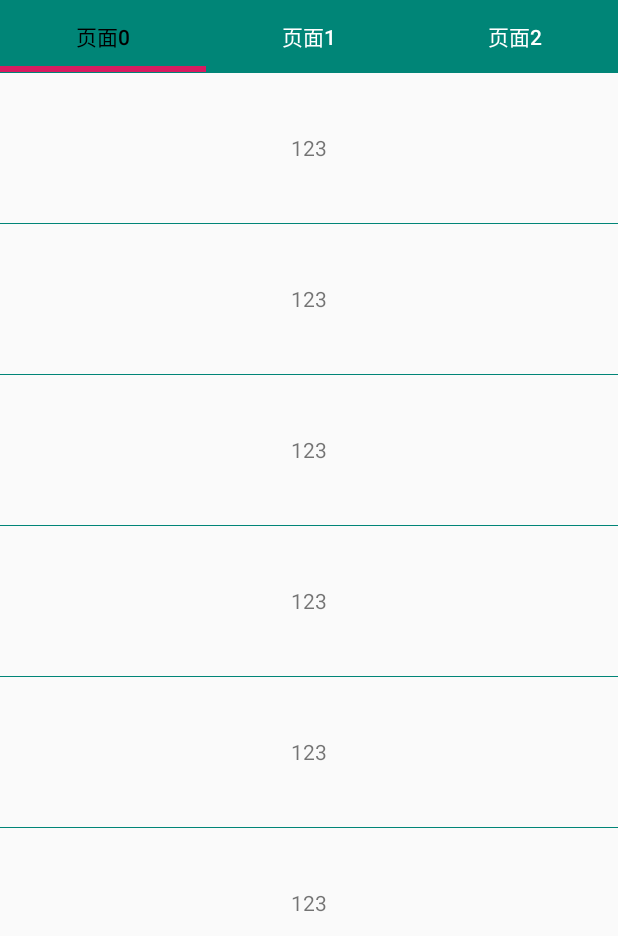
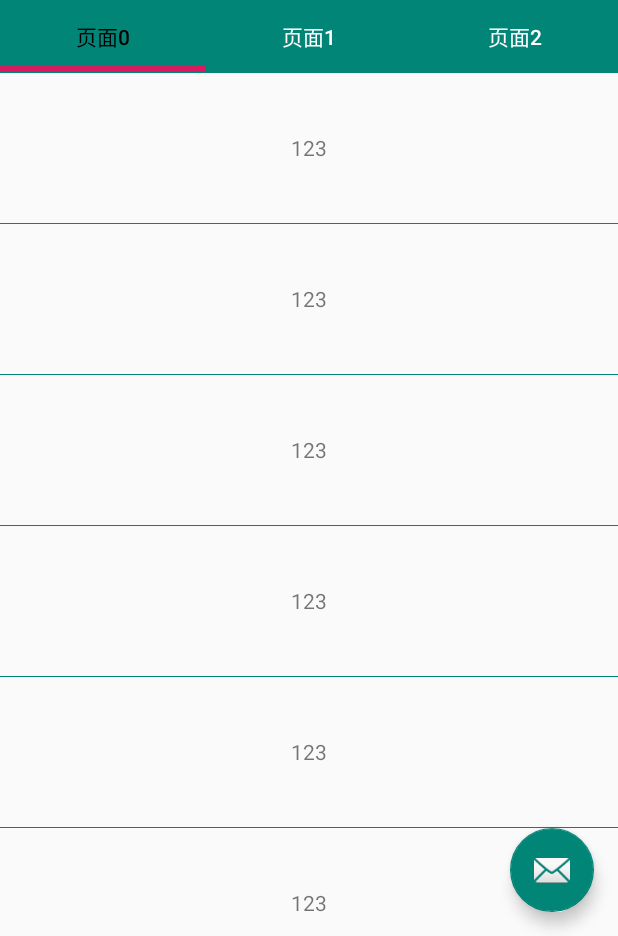
Before and after one commit to Xugter/CooridnatorLayoutStudy, an Android app: the BaseActivity2 screen opened directly, with no data from a screen before it, on a phone screen of 412 x 824 dp, the part 300-1236 px from its top. Run offline under Robolectric (Android 15) with nearby library versions, the phone set to English and light mode, and no system bars.

Commit message:
添加FloatingActionButton和Snackbar

```diff
--- a/app/src/main/java/com/xugter/cooridnatorlayoutstudy/base/BaseActivity2.java
+++ b/app/src/main/java/com/xugter/cooridnatorlayoutstudy/base/BaseActivity2.java
@@ -2,11 +2,14 @@ package com.xugter.cooridnatorlayoutstudy.base;
 
 import android.os.Bundle;
 import android.support.annotation.Nullable;
+import android.support.design.widget.FloatingActionButton;
+import android.support.design.widget.Snackbar;
 import android.support.design.widget.TabLayout;
 import android.support.v4.app.Fragment;
 import android.support.v4.view.ViewPager;
 import android.support.v7.app.AppCompatActivity;
 import android.support.v7.widget.Toolbar;
+import android.view.View;
 
 import com.xugter.cooridnatorlayoutstudy.R;
 
@@ -22,6 +25,7 @@ public class BaseActivity2 extends AppCompatActivity {
     private TabLayout tabLayout;
     private ViewPager viewPager;
     Toolbar mToolbar;
+    FloatingActionButton fab;
 
     @Override
     protected void onCreate(@Nullable Bundle savedInstanceState) {
@@ -33,6 +37,7 @@ public class BaseActivity2 extends AppCompatActivity {
         tabLayout.setupWithViewPager(viewPager);
         mToolbar = findViewById(R.id.toolbar);
         mToolbar.setTitle("Toolbar");
+        fab = findViewById(R.id.fab);
         setSupportActionBar(mToolbar);
         getSupportActionBar().setDisplayHomeAsUpEnabled(true);
         initView();
@@ -48,5 +53,19 @@ public class BaseActivity2 extends AppCompatActivity {
         adapter.setFragments(fragments);
         adapter.setTitles(titles);
         viewPager.setAdapter(adapter);
+        fab.setOnClickListener(new View.OnClickListener() {
+            @Override
+            public void onClick(View v) {
+                final Snackbar snackbar = Snackbar.make(v, "我是Snackbar", Snackbar
+                        .LENGTH_LONG);
+                snackbar.show();
+                snackbar.setAction("消失", new View.OnClickListener() {
+                    @Override
+                    public void onClick(View view) {
+                        snackbar.dismiss();
+                    }
+                });
+            }
+        });
     }
 }
--- a/app/src/main/res/layout/activity_base2.xml
+++ b/app/src/main/res/layout/activity_base2.xml
@@ -48,4 +48,16 @@
         android:layout_height="match_parent"
         app:layout_behavior="@string/appbar_scrolling_view_behavior" />
 
+    <android.support.design.widget.FloatingActionButton
+        android:id="@+id/fab"
+        android:layout_width="wrap_content"
+        android:layout_height="wrap_content"
+        android:layout_gravity="bottom|end"
+        android:layout_margin="16dp"
+        android:src="@android:drawable/ic_dialog_email"
+        app:backgroundTint="@color/colorPrimary"
+        app:elevation="6dp"
+        app:fabSize="normal"
+        app:pressedTranslationZ="25dp" />
+
 </android.support.design.widget.CoordinatorLayout>
```
